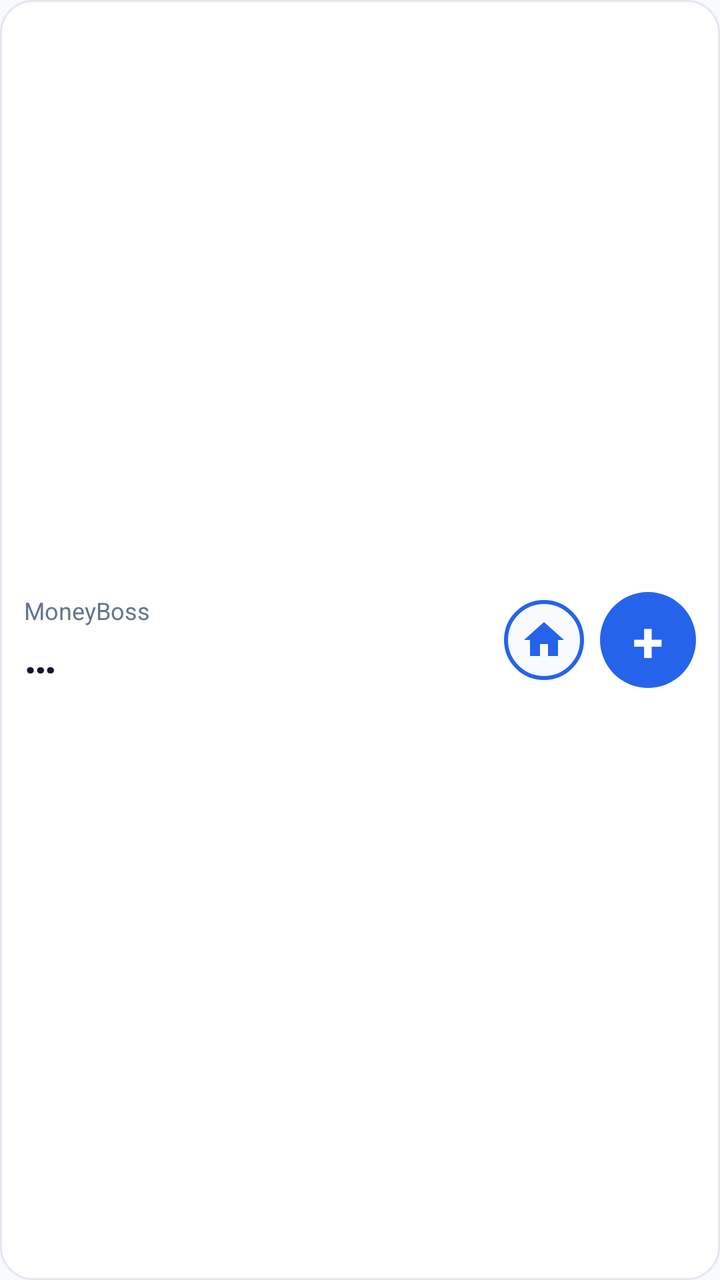
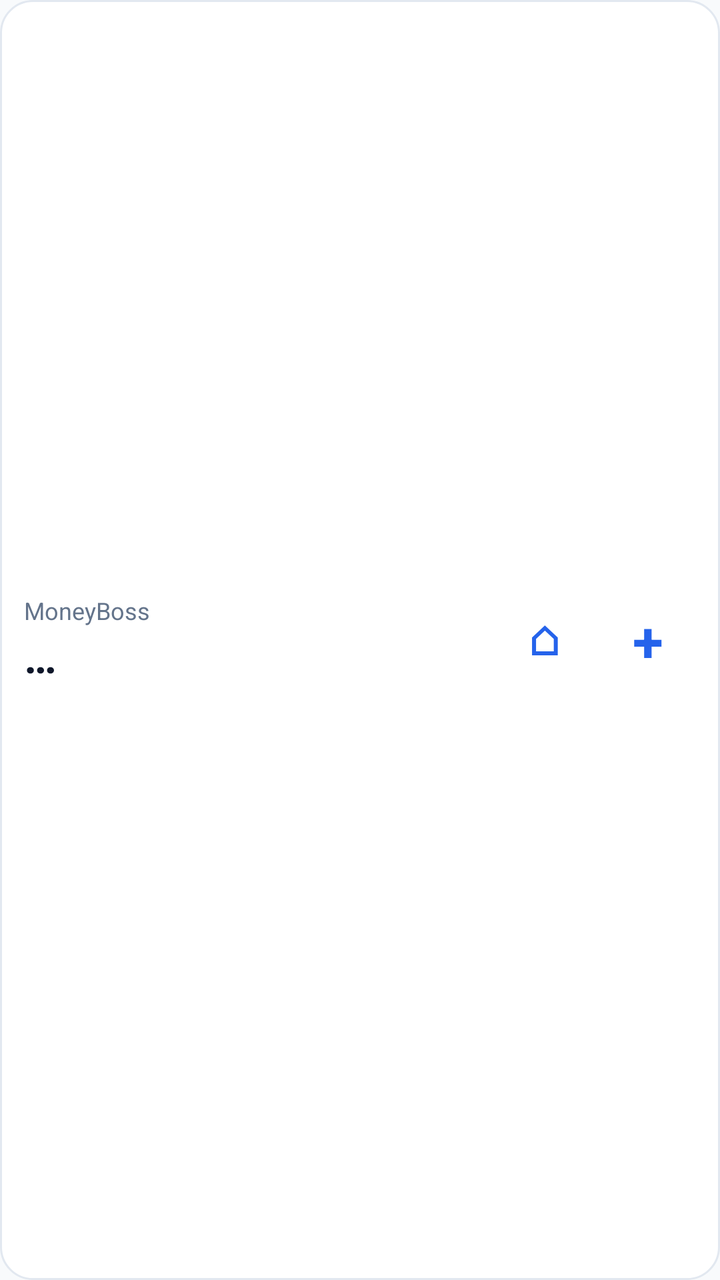

Compare the two renders of this Android layout. The source of the first and the diff that turns it into the second are given below.
<!-- AndroidManifest.xml: application theme Theme.MoneyBoss -->
<!-- res/layout/widget_balance.xml -->
<?xml version="1.0" encoding="utf-8"?>
<LinearLayout xmlns:android="http://schemas.android.com/apk/res/android"
    android:id="@+id/widget_root"
    android:layout_width="match_parent"
    android:layout_height="match_parent"
    android:background="@drawable/bg_widget"
    android:gravity="center_vertical"
    android:orientation="horizontal"
    android:padding="12dp">

    <LinearLayout
        android:layout_width="0dp"
        android:layout_height="wrap_content"
        android:layout_weight="1"
        android:orientation="vertical">

        <TextView
            android:id="@+id/widget_label"
            android:layout_width="wrap_content"
            android:layout_height="wrap_content"
            android:text="@string/app_name"
            android:textColor="@color/mb_muted"
            android:textSize="12sp" />

        <TextView
            android:id="@+id/widget_balance_text"
            android:layout_width="wrap_content"
            android:layout_height="wrap_content"
            android:text="@string/widget_balance_placeholder"
            android:textColor="@color/mb_text"
            android:textDirection="ltr"
            android:textSize="22sp"
            android:textStyle="bold" />
    </LinearLayout>

    <ImageView
        android:id="@+id/widget_open_button"
        android:layout_width="40dp"
        android:layout_height="40dp"
        android:layout_marginEnd="8dp"
        android:background="@drawable/bg_widget_open"
        android:contentDescription="@string/app_name"
        android:padding="8dp"
        android:src="@drawable/ic_open_app" />

    <TextView
        android:id="@+id/widget_add_button"
        android:layout_width="48dp"
        android:layout_height="48dp"
        android:background="@drawable/bg_widget_button"
        android:gravity="center"
        android:text="@string/widget_add"
        android:textColor="@color/white"
        android:textSize="28sp"
        android:textStyle="bold" />
</LinearLayout>
<!-- resources referenced by this layout -->
<resources>
  <color name="mb_muted">#64748B</color>
  <color name="mb_text">#0F172A</color>
  <color name="white">#FFFFFF</color>
  <!-- drawable bg_widget (drawable) -->
  <?xml version="1.0" encoding="utf-8"?>
  <shape xmlns:android="http://schemas.android.com/apk/res/android"
      android:shape="rectangle">
      <solid android:color="@color/mb_surface" />
      <corners android:radius="16dp" />
      <stroke
          android:width="1dp"
          android:color="@color/mb_border" />
  </shape>
  <!-- drawable bg_widget_button (drawable) -->
  <?xml version="1.0" encoding="utf-8"?>
  <shape xmlns:android="http://schemas.android.com/apk/res/android"
      android:shape="oval">
      <solid android:color="@color/mb_blue" />
  </shape>
  <!-- drawable bg_widget_open (drawable) -->
  <?xml version="1.0" encoding="utf-8"?>
  <shape xmlns:android="http://schemas.android.com/apk/res/android"
      android:shape="oval">
      <solid android:color="@color/mb_bg" />
      <stroke
          android:width="2dp"
          android:color="@color/mb_blue" />
  </shape>
  <!-- drawable ic_open_app (drawable) -->
  <?xml version="1.0" encoding="utf-8"?>
  <vector xmlns:android="http://schemas.android.com/apk/res/android"
      android:width="24dp"
      android:height="24dp"
      android:viewportWidth="24"
      android:viewportHeight="24">
      <path
          android:fillColor="#2563EB"
          android:pathData="M10,20v-6h4v6h5v-8h3L12,3 2,12h3v8z" />
  </vector>
  <string name="app_name">MoneyBoss</string>
  <string name="widget_add">+</string>
  <string name="widget_balance_placeholder">…</string>
  <style name="Theme.MoneyBoss" parent="Theme.MaterialComponents.DayNight.NoActionBar">
          <item name="colorPrimary">@color/mb_blue</item>
          <item name="colorPrimaryVariant">@color/mb_blue_dark</item>
          <item name="colorOnPrimary">@color/white</item>
          <item name="android:statusBarColor">@color/mb_bg</item>
          <item name="android:navigationBarColor">@color/mb_bg</item>
          <item name="android:windowBackground">@color/mb_bg</item>
          <item name="android:windowLightStatusBar">true</item>
      </style>
  <color name="mb_surface">#FFFFFF</color>
  <color name="mb_border">#E2E8F0</color>
  <color name="mb_blue">#2563EB</color>
  <color name="mb_bg">#F8FAFC</color>
  <color name="mb_blue_dark">#1D4ED8</color>
</resources>

<!-- the commit's change to res/layout/widget_balance.xml (unified diff, before → after) -->
@@ -28,20 +28,21 @@
             android:layout_height="wrap_content"
             android:text="@string/widget_balance_placeholder"
             android:textColor="@color/mb_text"
-            android:textDirection="ltr"
             android:textSize="22sp"
             android:textStyle="bold" />
     </LinearLayout>
 
-    <ImageView
+    <TextView
         android:id="@+id/widget_open_button"
         android:layout_width="40dp"
         android:layout_height="40dp"
         android:layout_marginEnd="8dp"
         android:background="@drawable/bg_widget_open"
-        android:contentDescription="@string/app_name"
-        android:padding="8dp"
-        android:src="@drawable/ic_open_app" />
+        android:gravity="center"
+        android:text="@string/widget_open"
+        android:textColor="@color/mb_blue"
+        android:textSize="20sp"
+        android:textStyle="bold" />
 
     <TextView
         android:id="@+id/widget_add_button"
@@ -50,7 +51,7 @@
         android:background="@drawable/bg_widget_button"
         android:gravity="center"
         android:text="@string/widget_add"
-        android:textColor="@color/white"
+        android:textColor="@color/mb_blue"
         android:textSize="28sp"
         android:textStyle="bold" />
 </LinearLayout>
<!-- resource entries referenced after the edit -->
@@ -17,31 +17,18 @@
   <?xml version="1.0" encoding="utf-8"?>
   <shape xmlns:android="http://schemas.android.com/apk/res/android"
       android:shape="oval">
-      <solid android:color="@color/mb_blue" />
+      <solid android:color="@color/white" />
   </shape>
   <!-- drawable bg_widget_open (drawable) -->
   <?xml version="1.0" encoding="utf-8"?>
   <shape xmlns:android="http://schemas.android.com/apk/res/android"
       android:shape="oval">
-      <solid android:color="@color/mb_bg" />
-      <stroke
-          android:width="2dp"
-          android:color="@color/mb_blue" />
+      <solid android:color="@color/white" />
   </shape>
-  <!-- drawable ic_open_app (drawable) -->
-  <?xml version="1.0" encoding="utf-8"?>
-  <vector xmlns:android="http://schemas.android.com/apk/res/android"
-      android:width="24dp"
-      android:height="24dp"
-      android:viewportWidth="24"
-      android:viewportHeight="24">
-      <path
-          android:fillColor="#2563EB"
-          android:pathData="M10,20v-6h4v6h5v-8h3L12,3 2,12h3v8z" />
-  </vector>
   <string name="app_name">MoneyBoss</string>
   <string name="widget_add">+</string>
   <string name="widget_balance_placeholder">…</string>
+  <string name="widget_open">⌂</string>
   <style name="Theme.MoneyBoss" parent="Theme.MaterialComponents.DayNight.NoActionBar">
           <item name="colorPrimary">@color/mb_blue</item>
           <item name="colorPrimaryVariant">@color/mb_blue_dark</item>
